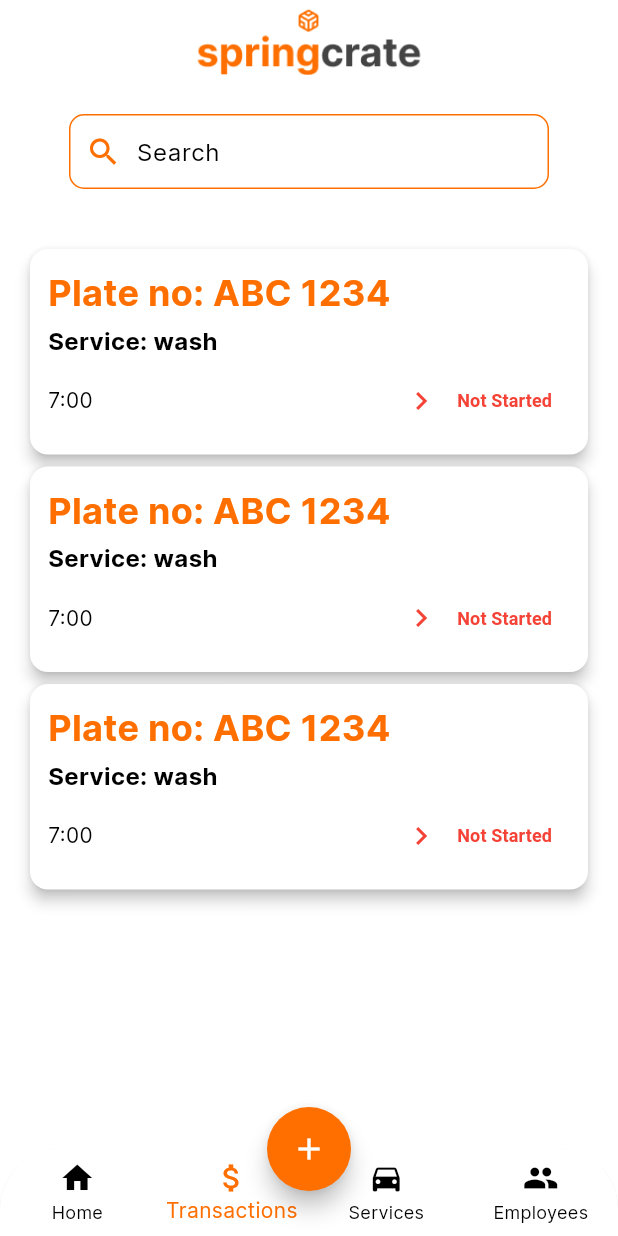
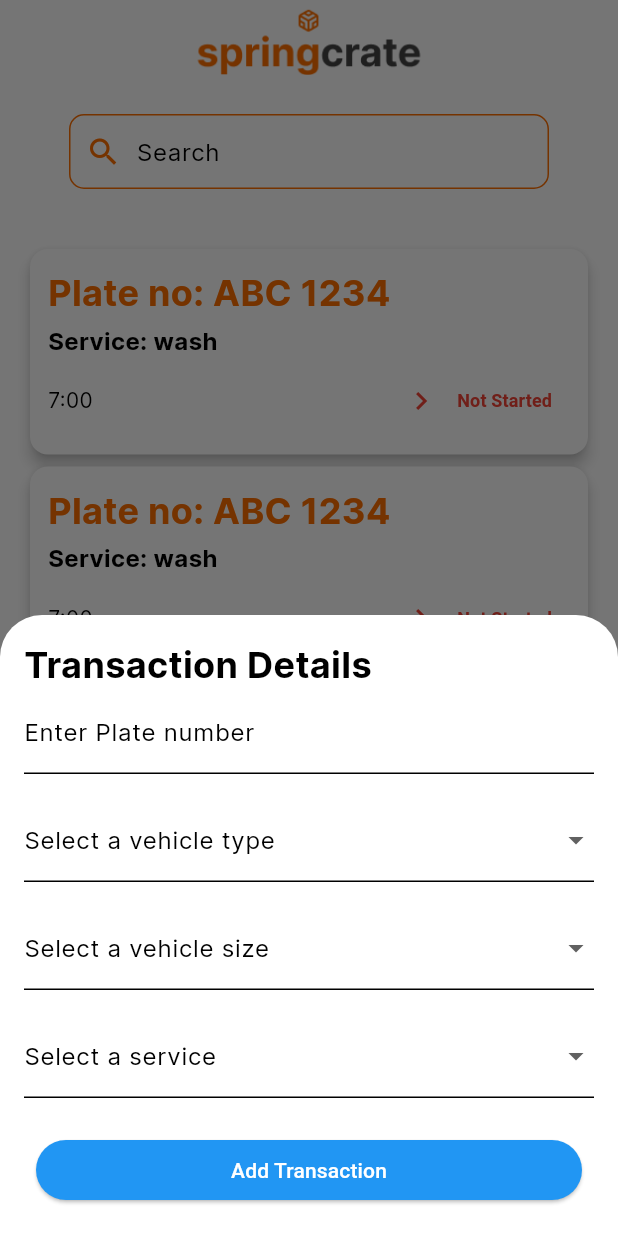
Before and after one commit to marcusandrev/springcrate, a Flutter app: the screen it shows after launch, item 2 of the bottom bar chosen, after a tap on the "add" icon, on a phone screen of 412 x 824 dp. Run offline on Flutter 3.47's test engine with Material 3 defaults, Android fonts, the phone set to English and light mode, and no system bars; our stand-ins replace fl_chart, flutter_svg.

Commit message:
feat: add transactions bottom sheet

```diff
--- a/lib/screens/home/views/home_screen.dart
+++ b/lib/screens/home/views/home_screen.dart
@@ -3,6 +3,7 @@ import 'package:springcrate/screens/home/views/main_screen.dart';
 import 'package:springcrate/screens/services/views/services_screen.dart';
 import 'package:springcrate/screens/employees/views/employees_screen.dart';
 import 'package:springcrate/screens/transactions/views/transactions_screen.dart';
+import 'package:springcrate/screens/transactions/widgets/transaction_form.dart';
 
 class HomeScreen extends StatefulWidget {
   const HomeScreen({Key? key}) : super(key: key);
@@ -15,10 +16,10 @@ class _HomeScreenState extends State<HomeScreen> {
   int _selectedIndex = 0;
 
   static final List<Widget> _widgetOptions = <Widget>[
-    MainScreen(),
-    TransactionsScreen(),
-    ServicesScreen(),
-    EmployeesScreen(),
+    const MainScreen(),
+    const TransactionsScreen(),
+    const ServicesScreen(),
+    const EmployeesScreen(),
   ];
 
   void _onItemTapped(int index) {
@@ -27,8 +28,25 @@ class _HomeScreenState extends State<HomeScreen> {
     });
   }
 
+  dynamic _getBottomSheetForm(BuildContext context) {
+    if (_selectedIndex == 0) {
+      return null;
+    }
+
+    final List<dynamic> bottomSheetOptions = [
+      null,
+      TransactionForm(context: context),
+      null,
+      null
+    ];
+
+    return bottomSheetOptions[_selectedIndex];
+  }
+
   @override
   Widget build(BuildContext context) {
+    dynamic bottomSheetForm = _getBottomSheetForm(context);
+
     return Scaffold(
       appBar: AppBar(
         backgroundColor: Colors.white,
@@ -75,7 +93,18 @@ class _HomeScreenState extends State<HomeScreen> {
       ),
       floatingActionButtonLocation: FloatingActionButtonLocation.centerDocked,
       floatingActionButton: FloatingActionButton(
-        onPressed: () {},
+        onPressed: () {
+          if (bottomSheetForm != null) {
+            showModalBottomSheet<dynamic>(
+                isScrollControlled: true,
+                context: context,
+                builder: (BuildContext context) {
+                  return Wrap(
+                    children: [bottomSheetForm],
+                  );
+                });
+          }
+        },
         shape: const CircleBorder(),
         child: Icon(Icons.add),
       ),
--- /dev/null
+++ b/lib/screens/transactions/widgets/transaction_form.dart
@@ -0,0 +1,118 @@
+import 'package:flutter/material.dart';
+
+class TransactionForm extends StatefulWidget {
+  const TransactionForm({super.key, required this.context});
+
+  final BuildContext context;
+  @override
+  TransactionFormState createState() {
+    return TransactionFormState();
+  }
+}
+
+class TransactionFormState extends State<TransactionForm> {
+  final _formKey = GlobalKey<FormState>();
+  final _vehicleTypes = ['sedan', 'suv', 'van', 'pickup', 'motorcycle'];
+  final _vehicleSizes = ['small', 'medium', 'large'];
+  // TODO: Get services from server backend
+  final _services = [
+    'wash',
+    'wash & hand wax',
+    'hand wax - interior',
+  ];
+
+  String _plateNo = '';
+  String _vehicleType = '';
+  String _vehicleSize = '';
+  String _serviceType = '';
+
+  void _clear() {
+    _plateNo = '';
+  }
+
+  void _onSubmit() {
+    // TODO: Add logic for adding document to firebase
+    print(
+        'Plate No. $_plateNo\nVehicle Type $_vehicleType\nVehicle Size $_vehicleSize\nService Type $_serviceType');
+    _clear();
+    Navigator.pop(context);
+  }
+
+  @override
+  Widget build(BuildContext context) {
+    return Form(
+        key: _formKey,
+        child: Padding(
+            padding: const EdgeInsets.all(16),
+            child: Column(
+              crossAxisAlignment: CrossAxisAlignment.start,
+              children: [
+                const Text(
+                  'Transaction Details',
+                  style: TextStyle(fontSize: 24, fontWeight: FontWeight.bold),
+                ),
+                TextFormField(
+                  decoration: const InputDecoration(
+                      border: UnderlineInputBorder(),
+                      labelText: 'Enter Plate number'),
+                  onChanged: (value) {
+                    _plateNo = value;
+                  },
+                ),
+                const SizedBox(height: 16.0),
+                DropdownButtonFormField(
+                    decoration: const InputDecoration(
+                        border: UnderlineInputBorder(),
+                        labelText: 'Select a vehicle type'),
+                    items: _vehicleTypes.map((String vehicleType) {
+                      return DropdownMenuItem(
+                          value: vehicleType,
+                          child: Row(children: [Text(vehicleType)]));
+                    }).toList(),
+                    onChanged: (value) {
+                      _vehicleType = value!;
+                    }),
+                const SizedBox(height: 16.0),
+                DropdownButtonFormField(
+                    decoration: const InputDecoration(
+                        border: UnderlineInputBorder(),
+                        labelText: 'Select a vehicle size'),
+                    items: _vehicleSizes.map((String vehicleSize) {
+                      return DropdownMenuItem(
+                          value: vehicleSize,
+                          child: Row(children: [Text(vehicleSize)]));
+                    }).toList(),
+                    onChanged: (value) {
+                      _vehicleSize = value!;
+                    }),
+                const SizedBox(height: 16.0),
+                DropdownButtonFormField(
+                    decoration: const InputDecoration(
+                        border: UnderlineInputBorder(),
+                        labelText: 'Select a service'),
+                    items: _services.map((String serviceType) {
+                      return DropdownMenuItem(
+                          value: serviceType,
+                          child: Row(children: [Text(serviceType)]));
+                    }).toList(),
+                    onChanged: (value) {
+                      _serviceType = value!;
+                    }),
+                const SizedBox(height: 20.0),
+                Container(
+                  margin: const EdgeInsets.all(8.0),
+                  width: double.infinity,
+                  height: 40,
+                  child: ElevatedButton(
+                      style: ButtonStyle(
+                          backgroundColor:
+                              MaterialStateProperty.all(Colors.blue),
+                          foregroundColor:
+                              MaterialStateProperty.all(Colors.white)),
+                      onPressed: _onSubmit,
+                      child: const Text('Add Transaction')),
+                )
+              ],
+            )));
+  }
+}
```
